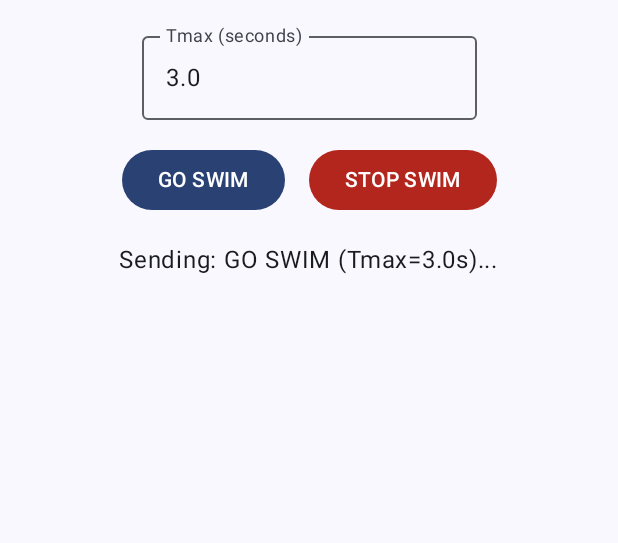
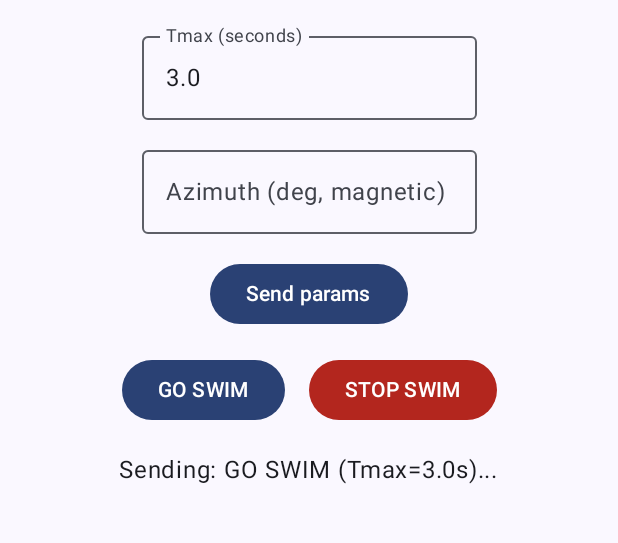
Before and after one commit to alexboutov/HelloWatch, an Android app built with Jetpack Compose: the screen it shows after launch (MainActivity), after a tap on "GO SWIM", on a phone screen of 412 x 824 dp, the part 78-621 px from its top. Run offline under Robolectric (Android 15) with nearby library versions, the phone set to English and light mode, and no system bars; 4 statements that could not run were skipped; 1 other tap on this screen came first.

Commit message:
M0, plumbing. Step 2
Phone parameters Tmax and Azimuth

```diff
--- a/phone/src/main/java/com/natatometry/hellowatch/PhoneSwimController.kt
+++ b/phone/src/main/java/com/natatometry/hellowatch/PhoneSwimController.kt
@@ -6,12 +6,29 @@ import androidx.compose.runtime.setValue
 
 class PhoneSwimController {
     var tMaxInput by mutableStateOf("3.0")
+    var azimuthInput by mutableStateOf("")
     var statusText by mutableStateOf("Ready to record swim")
     var csvPreview by mutableStateOf("")
 
-    fun parseTMax(): Double {
-        return tMaxInput.toDoubleOrNull() ?: 3.0
+    /** Tmax in seconds; null if the input is not a finite number > 0. */
+    fun parseTMax(): Double? {
+        return tMaxInput.trim().toDoubleOrNull()?.takeIf { it.isFinite() && it > 0.0 }
     }
+
+    /** Azimuth in degrees (magnetic, clockwise from north); null if not in 0..360. */
+    fun parseAzimuth(): Double? {
+        return azimuthInput.trim().toDoubleOrNull()?.takeIf { it.isFinite() && it >= 0.0 && it <= 360.0 }
+    }
+
+    fun onParamsSending(tMaxVal: Double, azimuthDeg: Double) {
+        statusText = "Sending params (Tmax=${tMaxVal}s, Azimuth=${azimuthDeg} deg)..."
+    }
+
+    fun onParamsSent(tMaxVal: Double, azimuthDeg: Double) {
+        statusText = "Params sent: Tmax=${tMaxVal}s, Azimuth=${azimuthDeg} deg"
+    }
+
+    // ---- Temporary: phone-side GO SWIM / STOP SWIM, kept until the watch button start is confirmed ----
 
     fun onCommandSending(command: String, tMaxVal: Double) {
         statusText = "Sending: $command (Tmax=${tMaxVal}s)..."
--- a/phone/src/main/java/com/natatometry/hellowatch/PhoneSwimScreen.kt
+++ b/phone/src/main/java/com/natatometry/hellowatch/PhoneSwimScreen.kt
@@ -10,6 +10,7 @@ import androidx.compose.foundation.layout.height
 import androidx.compose.foundation.layout.padding
 import androidx.compose.foundation.layout.width
 import androidx.compose.foundation.rememberScrollState
+import androidx.compose.foundation.text.KeyboardOptions
 import androidx.compose.foundation.verticalScroll
 import androidx.compose.material3.Button
 import androidx.compose.material3.ButtonDefaults
@@ -23,6 +24,7 @@ import androidx.compose.runtime.rememberCoroutineScope
 import androidx.compose.ui.Alignment
 import androidx.compose.ui.Modifier
 import androidx.compose.ui.platform.LocalContext
+import androidx.compose.ui.text.input.KeyboardType
 import androidx.compose.ui.unit.dp
 
 @Composable
@@ -49,8 +51,33 @@ fun PhoneSwimControlScreen(modifier: Modifier = Modifier) {
         }
     }
 
+    fun sendParams() {
+        val tMaxVal = controller.parseTMax()
+        if (tMaxVal == null) {
+            controller.onError("Params Err", "Tmax must be a number > 0")
+            return
+        }
+        val azimuthDeg = controller.parseAzimuth()
+        if (azimuthDeg == null) {
+            controller.onError("Params Err", "Azimuth must be a number from 0 to 360")
+            return
+        }
+        controller.onParamsSending(tMaxVal, azimuthDeg)
+        syncClient.sendSwimParams(
+            tMaxVal = tMaxVal,
+            azimuthDeg = azimuthDeg,
+            onSuccess = { controller.onParamsSent(tMaxVal, azimuthDeg) },
+            onFailure = { msg -> controller.onError("Params Err", msg) }
+        )
+    }
+
+    // Temporary: phone-side GO SWIM / STOP SWIM, kept until the watch button start is confirmed.
     fun triggerCommand(command: String) {
         val tMaxVal = controller.parseTMax()
+        if (tMaxVal == null) {
+            controller.onError("Command Err", "Tmax must be a number > 0")
+            return
+        }
         controller.onCommandSending(command, tMaxVal)
         syncClient.sendSwimCommand(
             command = command,
@@ -79,10 +106,27 @@ fun PhoneSwimControlScreen(modifier: Modifier = Modifier) {
             onValueChange = { controller.tMaxInput = it },
             label = { Text("Tmax (seconds)") },
             singleLine = true,
+            keyboardOptions = KeyboardOptions(keyboardType = KeyboardType.Decimal),
+            modifier = Modifier.fillMaxWidth(0.6f)
+        )
+        Spacer(modifier = Modifier.height(12.dp))
+
+        OutlinedTextField(
+            value = controller.azimuthInput,
+            onValueChange = { controller.azimuthInput = it },
+            label = { Text("Azimuth (deg, magnetic)") },
+            singleLine = true,
+            keyboardOptions = KeyboardOptions(keyboardType = KeyboardType.Decimal),
             modifier = Modifier.fillMaxWidth(0.6f)
         )
         Spacer(modifier = Modifier.height(16.dp))
 
+        Button(onClick = { sendParams() }) {
+            Text("Send params")
+        }
+        Spacer(modifier = Modifier.height(16.dp))
+
+        // Temporary: phone-side start/stop, removed once the watch button start is confirmed.
         Row(
             horizontalArrangement = Arrangement.Center,
             modifier = Modifier.fillMaxWidth()
--- a/phone/src/main/java/com/natatometry/hellowatch/PhoneWearSyncClient.kt
+++ b/phone/src/main/java/com/natatometry/hellowatch/PhoneWearSyncClient.kt
@@ -19,6 +19,14 @@ class PhoneWearSyncClient(
     private val onCsvSaved: (fileName: String, rowCount: Int, preview: String) -> Unit,
     private val onError: (prefix: String, message: String?) -> Unit
 ) {
+    companion object {
+        /** Persistent swim parameters, synced to every connected watch. */
+        const val PATH_SWIM_PARAMS = "/swim_params"
+        const val KEY_TMAX = "tmax"
+        const val KEY_AZIMUTH = "azimuth"
+        const val KEY_TIMESTAMP = "timestamp"
+    }
+
     private val dataClient = Wearable.getDataClient(context)
 
     private val listener = DataClient.OnDataChangedListener { dataEvents ->
@@ -59,6 +67,32 @@ class PhoneWearSyncClient(
         dataClient.removeListener(listener)
     }
 
+    /**
+     * Stores the swim parameters as a persistent DataItem. The item stays in the
+     * Data Layer and is delivered to each watch, including one that connects later.
+     * The swim itself is started on the watch.
+     */
+    fun sendSwimParams(
+        tMaxVal: Double,
+        azimuthDeg: Double,
+        onSuccess: () -> Unit,
+        onFailure: (String?) -> Unit
+    ) {
+        val putDataMapReq = PutDataMapRequest.create(PATH_SWIM_PARAMS).apply {
+            dataMap.putDouble(KEY_TMAX, tMaxVal)
+            dataMap.putDouble(KEY_AZIMUTH, azimuthDeg)
+            dataMap.putLong(KEY_TIMESTAMP, System.currentTimeMillis())
+        }
+        val putDataReq = putDataMapReq.asPutDataRequest().setUrgent()
+        dataClient.putDataItem(putDataReq)
+            .addOnSuccessListener { onSuccess() }
+            .addOnFailureListener { e -> onFailure(e.message) }
+    }
+
+    /**
+     * Temporary: phone-side GO SWIM / STOP SWIM command, unchanged from the previous
+     * version. Kept until the watch button start is confirmed, then removed.
+     */
     fun sendSwimCommand(
         command: String,
         tMaxVal: Double,
```
